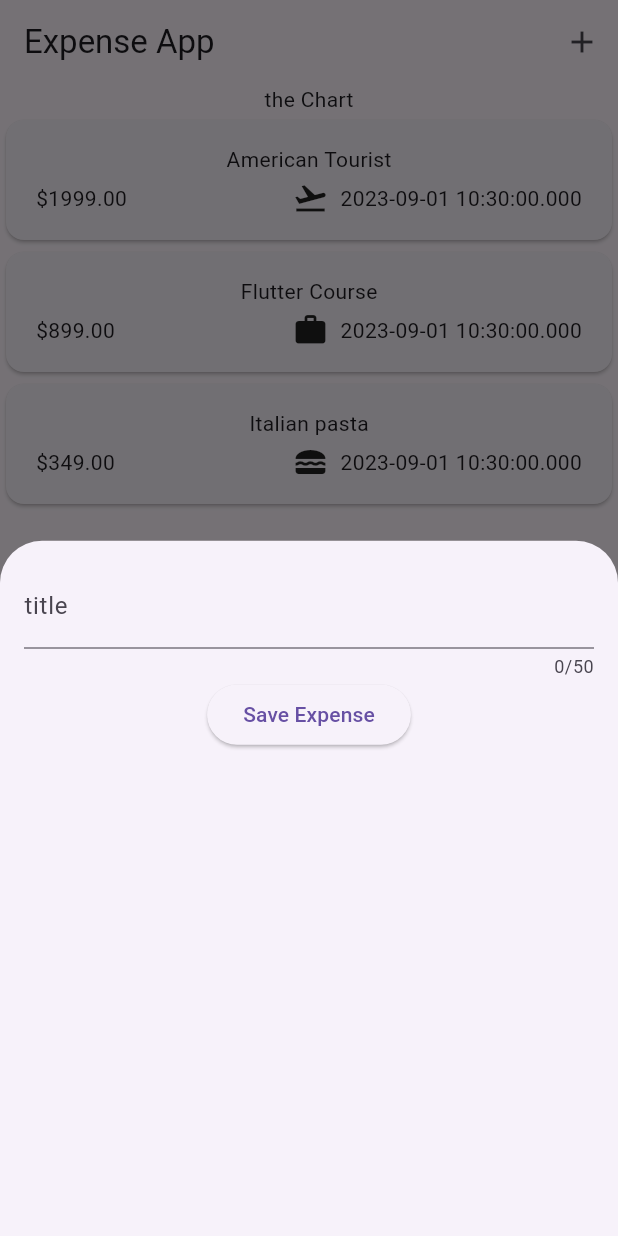
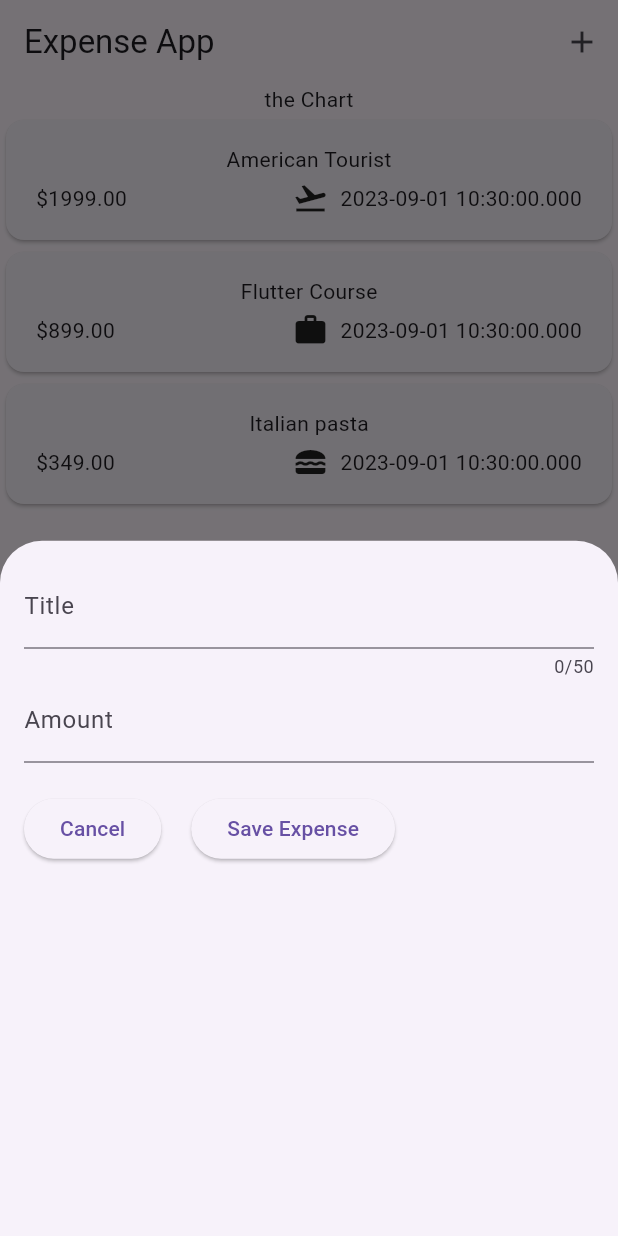
Before and after one commit to Sridhare29/ExpenseApp, a Flutter app: the screen it shows after launch, after a tap on the "add" icon, on a phone screen of 412 x 824 dp. Run offline on Flutter 3.47's test engine with Material 2 defaults, Android fonts, the phone set to English and light mode, and no system bars.

Commit message:
amount field

```diff
--- a/lib/widgets/expenses_list/expense_newpop.dart
+++ b/lib/widgets/expenses_list/expense_newpop.dart
@@ -16,6 +16,8 @@ class _NewExpenseState extends State<NewExpense> {
   // }
   //or
   final _titleController = TextEditingController();
+  final _amountControlller = TextEditingController();
+
 @override
   void dispose() {
     super.dispose();
@@ -29,13 +31,28 @@ class _NewExpenseState extends State<NewExpense> {
            TextField(
             controller: _titleController,
             maxLength: 50,
-            decoration: const InputDecoration(label: Text("title")),
+            decoration: const InputDecoration(label: Text("Title")),
           ),
-          ElevatedButton(
-              onPressed: () {
-                print(_titleController.text);
-              },
-              child: const Text("Save Expense"))
+          TextField(
+            controller: _amountControlller,
+            keyboardType: TextInputType.number,
+            decoration: const InputDecoration(label: Text("Amount"),prefixText: '\$'),
+          ),
+          const SizedBox(height: 20,),
+          Row(
+            children: [
+              ElevatedButton(onPressed: () {
+                Navigator.pop(context);
+              }, child: const Text("Cancel")),
+              const SizedBox(width: 20,),
+              ElevatedButton(
+                  onPressed: () {
+                    print(_titleController.text);
+                    print(_amountControlller.text);
+                  },
+                  child: const Text("Save Expense"),),
+            ],
+          )
         ],
       ),
     );
```
